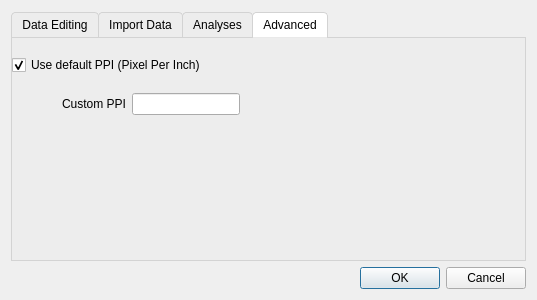
First picture: the form in JASP-Desktop/preferencesdialog.ui, repository jasp-stats/jasp-desktop, before the edit.
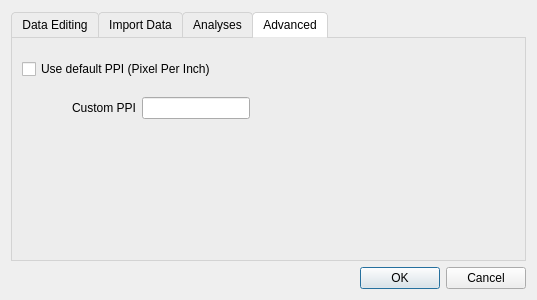
Second picture: the form after the edit.

Commit message: Set PPI to 300 per default

The edit to the form file:
```diff
--- a/JASP-Desktop/preferencesdialog.ui
+++ b/JASP-Desktop/preferencesdialog.ui
@@ -525,8 +525,8 @@
         <widget class="QWidget" name="verticalLayoutWidget">
          <property name="geometry">
           <rect>
-           <x>0</x>
-           <y>6</y>
+           <x>10</x>
+           <y>10</y>
            <width>278</width>
            <height>71</height>
           </rect>
@@ -536,11 +536,14 @@
            <layout class="QHBoxLayout" name="horizontalLayout_3">
             <item>
              <widget class="QCheckBox" name="useDefaultPPI">
+              <property name="enabled">
+               <bool>true</bool>
+              </property>
               <property name="text">
                <string>Use default PPI (Pixel Per Inch)</string>
               </property>
               <property name="checked">
-               <bool>true</bool>
+               <bool>false</bool>
               </property>
              </widget>
             </item>
```
The commit also changes 1 other file.
